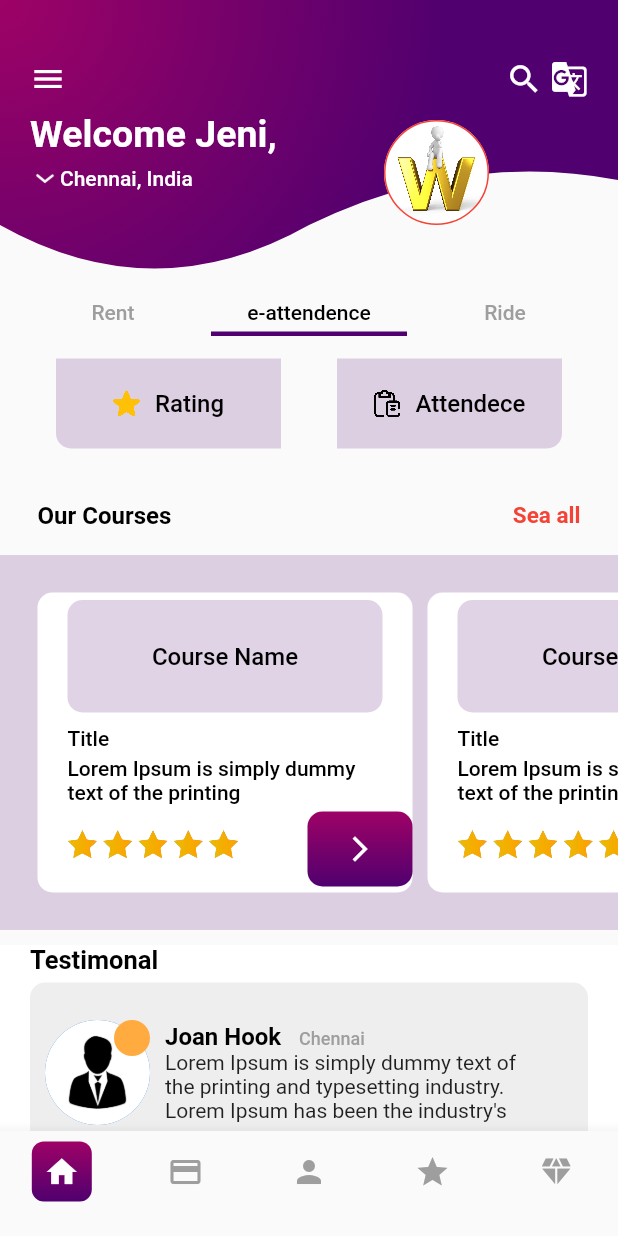
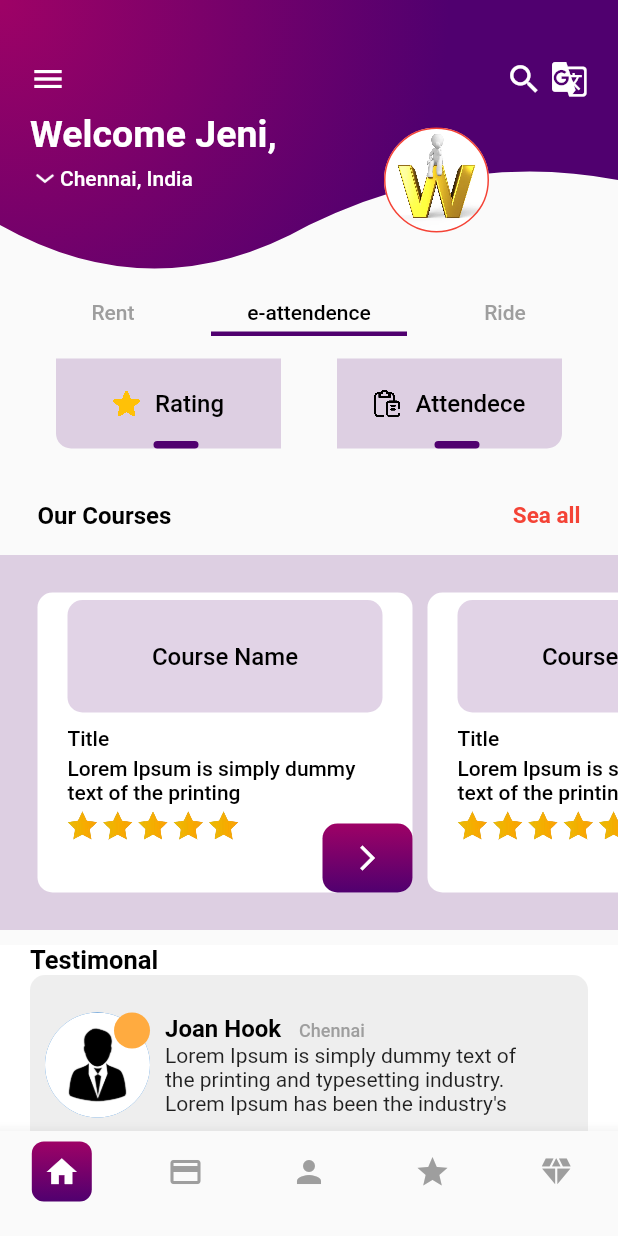
Before and after one commit to safvansafvan/Learning_app_Ui, a Flutter app: the screen it shows after launch, on a phone screen of 412 x 824 dp. Run offline on Flutter 3.47's test engine with Material 3 defaults, Android fonts, the phone set to English and light mode, and no system bars; Roboto replaces fonts that are missing (ProximaNova).

Commit message:
issues solved

```diff
--- a/lib/view/home/home.dart
+++ b/lib/view/home/home.dart
@@ -29,7 +29,7 @@ class _HomePageState extends State<HomePage> {
             children: [
               const AppBarWidget(),
               Positioned(
-                top: 80,
+                top: 85,
                 left: MediaQuery.of(context).size.width / 2 + 50,
                 child: Container(
                   height: 70,
@@ -95,14 +95,17 @@ class _HomePageState extends State<HomePage> {
 }
 
 Widget _buildRatingAttendece({required Color color, int? index}) {
-  return Container(
+  return Stack(
+    children: [
+      Container(
         width: 150,
         height: 60,
         decoration: BoxDecoration(
           color: AppColors.container,
           borderRadius: BorderRadius.only(
               bottomLeft: index == 1 ? const Radius.circular(10) : Radius.zero,
-          bottomRight: index == 2 ? const Radius.circular(10) : Radius.zero),
+              bottomRight:
+                  index == 2 ? const Radius.circular(10) : Radius.zero),
         ),
         child: Row(
           crossAxisAlignment: CrossAxisAlignment.center,
@@ -117,9 +120,22 @@ Widget _buildRatingAttendece({required Color color, int? index}) {
             AppSizes.width10,
             Text(
               index == 1 ? 'Rating' : 'Attendece',
-          style: CustomFunctions.style(fontWeight: FontWeight.w500, size: 16),
+              style:
+                  CustomFunctions.style(fontWeight: FontWeight.w500, size: 16),
             )
           ],
         ),
+      ),
+      Positioned(
+        bottom: 0,
+        left: 65,
+        child: Container(
+          width: 30,
+          height: 5,
+          decoration: BoxDecoration(
+              color: AppColors.color, borderRadius: AppSizes.radius5),
+        ),
+      )
+    ],
   );
 }
--- a/lib/view/widget/courses_widget.dart
+++ b/lib/view/widget/courses_widget.dart
@@ -33,7 +33,9 @@ Widget _courseContainer() {
     width: 250,
     decoration:
         BoxDecoration(color: AppColors.white, borderRadius: AppSizes.radius10),
-    child: Column(
+    child: Stack(
+      children: [
+        Column(
           crossAxisAlignment: CrossAxisAlignment.start,
           children: [
             Container(
@@ -54,36 +56,40 @@ Widget _courseContainer() {
               ),
             ),
             Padding(
-          padding: const EdgeInsets.symmetric(vertical: 4.0, horizontal: 20),
+              padding:
+                  const EdgeInsets.symmetric(vertical: 4.0, horizontal: 20),
               child: Text(
                 'Title',
-            style: CustomFunctions.style(fontWeight: FontWeight.w500, size: 14),
+                style: CustomFunctions.style(
+                    fontWeight: FontWeight.w500, size: 14),
               ),
             ),
             Padding(
               padding: const EdgeInsets.symmetric(horizontal: 20),
               child: Text(
                 'Lorem Ipsum is simply dummy text of the printing  ',
-            style: CustomFunctions.style(fontWeight: FontWeight.w500, size: 14),
+                style: CustomFunctions.style(
+                    fontWeight: FontWeight.w500, size: 14),
               ),
             ),
             Padding(
               padding: const EdgeInsets.only(left: 12),
-          child: Row(
-            mainAxisAlignment: MainAxisAlignment.spaceBetween,
-            children: [
-              Image.asset(
+              child: Image.asset(
                 'assets/images/fourstar.png',
                 height: 30,
                 width: 130,
                 filterQuality: FilterQuality.high,
                 fit: BoxFit.cover,
               ),
-              Padding(
-                padding: const EdgeInsets.only(top: 5),
+            )
+          ],
+        ),
+        Positioned(
+          bottom: 0,
+          right: 0,
           child: Container(
-                  height: 50,
-                  width: 70,
+            height: 46,
+            width: 60,
             decoration: BoxDecoration(
               borderRadius: AppSizes.radius10,
               gradient: LinearGradient(
@@ -100,8 +106,5 @@ Widget _courseContainer() {
         )
       ],
     ),
-        )
-      ],
-    ),
   );
 }
--- a/lib/view/widget/testimonal_widget.dart
+++ b/lib/view/widget/testimonal_widget.dart
@@ -1,5 +1,4 @@
 import 'package:flutter/material.dart';
-import 'package:flutter/widgets.dart';
 import 'package:loginhomemt/controller/core/colors.dart';
 import 'package:loginhomemt/controller/core/custom_function.dart';
 import 'package:loginhomemt/controller/core/sizes.dart';
@@ -25,7 +24,7 @@ class TestimonalWidget extends StatelessWidget {
             ListView.builder(
               shrinkWrap: true,
               physics: const NeverScrollableScrollPhysics(),
-              itemCount: 5,
+              itemCount: 2,
               itemBuilder: (context, index) {
                 return _buildTestimonal();
               },
@@ -39,7 +38,7 @@ class TestimonalWidget extends StatelessWidget {
 
 Widget _buildTestimonal() {
   return Container(
-    margin: const EdgeInsets.symmetric(vertical: 5),
+    margin: const EdgeInsets.only(bottom: 8),
     height: 120,
     width: double.infinity,
     decoration: BoxDecoration(
@@ -91,7 +90,7 @@ Widget _buildTestimonal() {
                 "Lorem Ipsum is simply dummy text of the printing and typesetting industry. Lorem Ipsum has been the industry's standard dummy text ever since the 1500s, when an unknown printer took a galley of type and scrambled it to ",
                 maxLines: 3,
               ),
-            )
+            ),
           ],
         )
       ],
```
Lines whose indentation alone changed are shown as unchanged.
